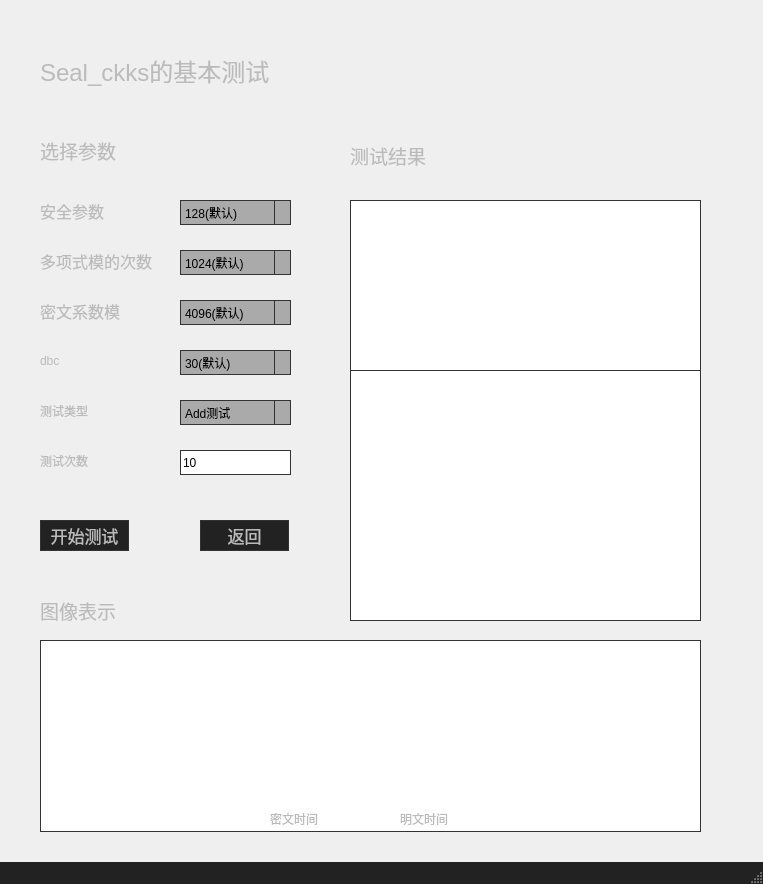
The window that src/basetestseal.ui (YiJingGuo/HEBenchmark) describes before a commit, drawn with Qt 5.
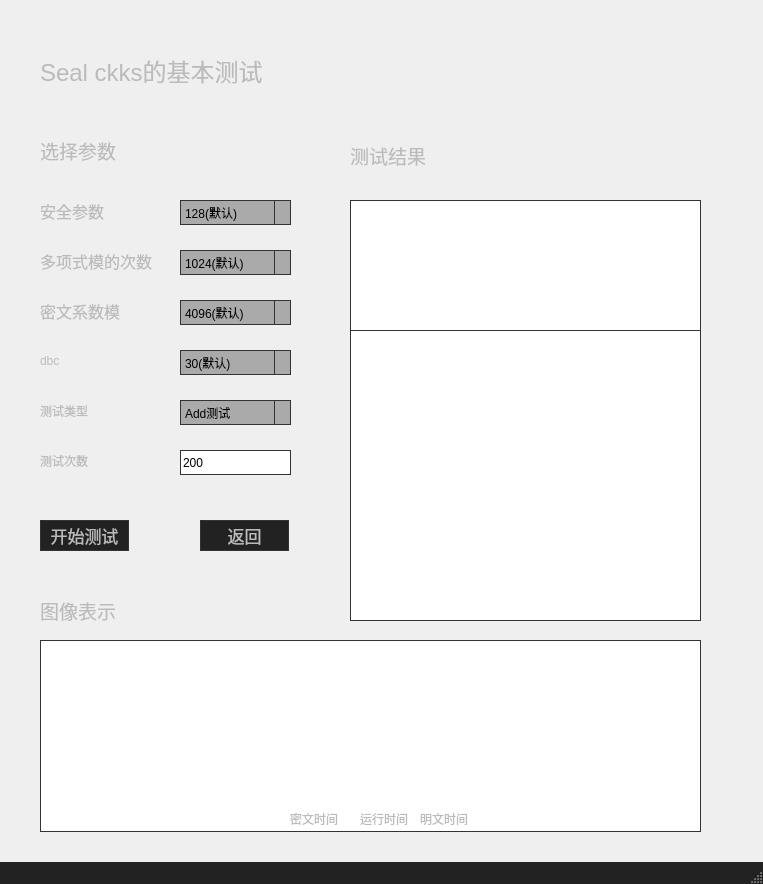
The same window after the commit. Icons and pictures are not drawn. Custom widgets are drawn as their Qt base class.

```diff
--- a/src/basetestseal.ui
+++ b/src/basetestseal.ui
@@ -82,7 +82,7 @@
      </font>
     </property>
     <property name="text">
-     <string>Seal_ckks的基本测试</string>
+     <string>Seal ckks的基本测试</string>
     </property>
    </widget>
    <widget class="QLabel" name="label_2">
@@ -482,7 +482,7 @@
      </rect>
     </property>
     <property name="text">
-     <string>10</string>
+     <string>200</string>
     </property>
    </widget>
    <widget class="QTextEdit" name="param">
@@ -491,7 +491,7 @@
       <x>350</x>
       <y>200</y>
       <width>351</width>
-      <height>171</height>
+      <height>131</height>
      </rect>
     </property>
    </widget>
@@ -499,9 +499,9 @@
     <property name="geometry">
      <rect>
       <x>350</x>
-      <y>370</y>
+      <y>330</y>
       <width>351</width>
-      <height>251</height>
+      <height>291</height>
      </rect>
     </property>
    </widget>
@@ -544,7 +544,7 @@
    <widget class="QLabel" name="label_17">
     <property name="geometry">
      <rect>
-      <x>370</x>
+      <x>390</x>
       <y>810</y>
       <width>16</width>
       <height>17</height>
@@ -560,7 +560,7 @@
    <widget class="QLabel" name="label_19">
     <property name="geometry">
      <rect>
-      <x>240</x>
+      <x>260</x>
       <y>810</y>
       <width>16</width>
       <height>17</height>
@@ -576,7 +576,7 @@
    <widget class="QLabel" name="label_18">
     <property name="geometry">
      <rect>
-      <x>400</x>
+      <x>420</x>
       <y>810</y>
       <width>61</width>
       <height>17</height>
@@ -596,7 +596,7 @@
    <widget class="QLabel" name="label_16">
     <property name="geometry">
      <rect>
-      <x>270</x>
+      <x>290</x>
       <y>810</y>
       <width>61</width>
       <height>17</height>
@@ -613,6 +613,42 @@
      <string>密文时间</string>
     </property>
    </widget>
+   <widget class="QLabel" name="label_20">
+    <property name="geometry">
+     <rect>
+      <x>330</x>
+      <y>810</y>
+      <width>16</width>
+      <height>17</height>
+     </rect>
+    </property>
+    <property name="styleSheet">
+     <string notr="true">border-image: url(:/choose/image/蓝色.png);</string>
+    </property>
+    <property name="text">
+     <string/>
+    </property>
+   </widget>
+   <widget class="QLabel" name="label_21">
+    <property name="geometry">
+     <rect>
+      <x>360</x>
+      <y>810</y>
+      <width>61</width>
+      <height>17</height>
+     </rect>
+    </property>
+    <property name="styleSheet">
+     <string notr="true">QLabel {
+    border: none;
+    padding: 0;
+    background: none;
+}</string>
+    </property>
+    <property name="text">
+     <string>运行时间</string>
+    </property>
+   </widget>
   </widget>
   <widget class="QStatusBar" name="statusbar"/>
  </widget>
```
